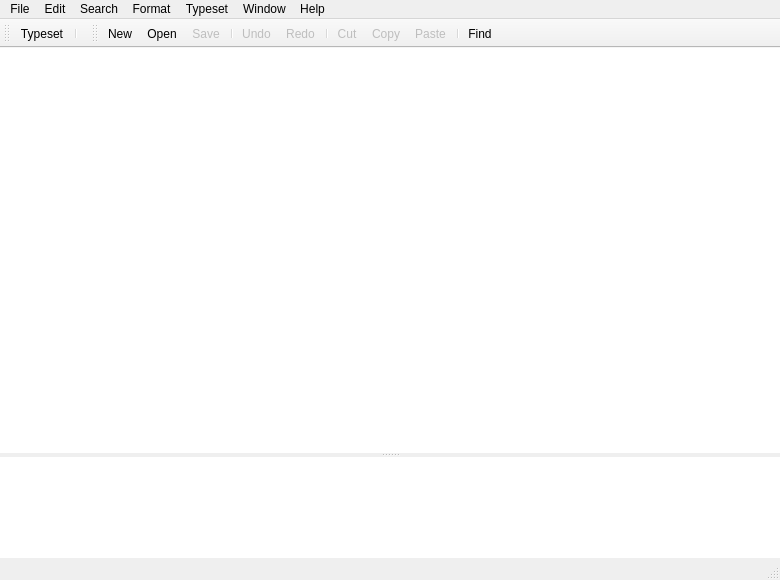
First picture: the form in TeXDocument.ui, repository Sharpie/TeXworks, before the edit.
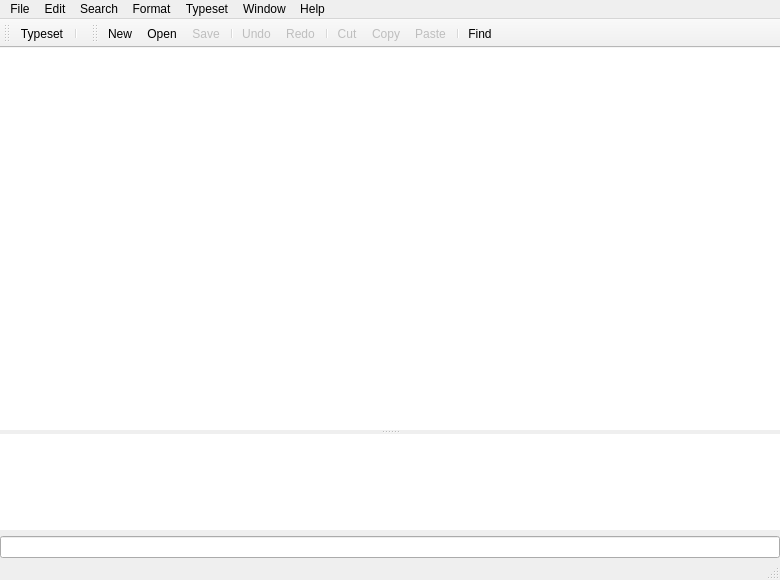
Second picture: the form after the edit. Icons and pictures are not drawn. Custom widgets are drawn as their Qt base class.

Diff of the .ui file:
```diff
--- a/TeXDocument.ui
+++ b/TeXDocument.ui
@@ -99,6 +99,9 @@
       </widget>
      </widget>
     </item>
+    <item>
+     <widget class="QLineEdit" name="inputLine" />
+    </item>
    </layout>
   </widget>
   <widget class="QMenuBar" name="menubar" >
```
